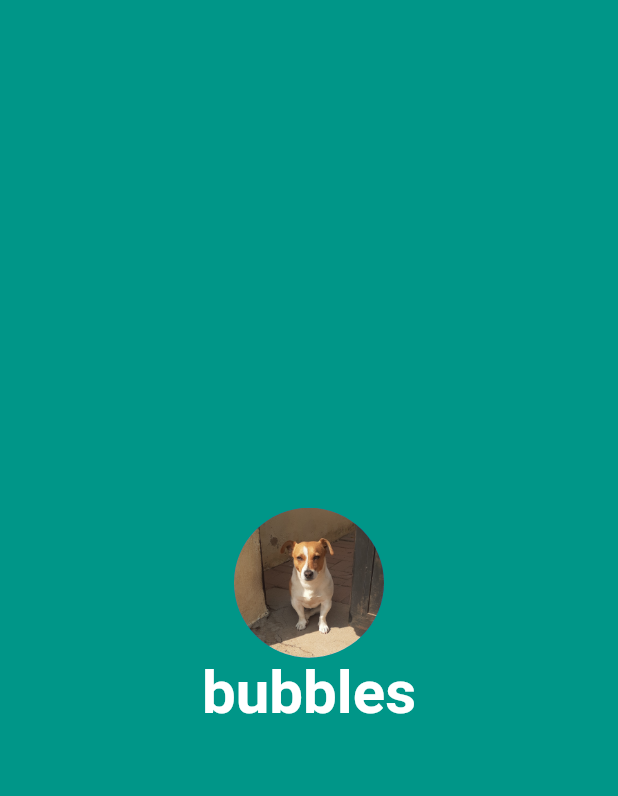
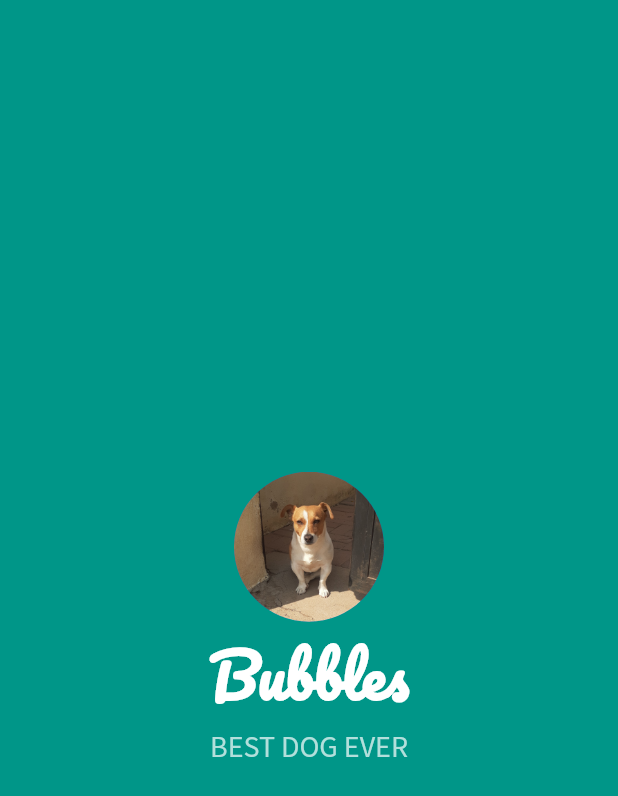
Before and after one commit to TshephangMogotsi/mi_card, a Flutter app: the screen it shows after launch, on a phone screen of 412 x 824 dp. Shown: the top 796 px of the screen. Run offline on Flutter 3.47's test engine with Material 2 defaults, Android fonts, the phone set to English and light mode, and no system bars.

Commit message:
added font files and changed font in the UI

```diff
--- a/lib/main.dart
+++ b/lib/main.dart
@@ -17,19 +17,29 @@ class MyApp extends StatelessWidget {
           child: Center(
             child: Column(
               mainAxisAlignment: MainAxisAlignment.center,
-              children: const [
-                CircleAvatar(
+              children:  [
+                const CircleAvatar(
                   radius: 50.0,
                   backgroundImage: AssetImage("images/best-doggo.jpg"),
                 ),
-                Text(
-                  "bubbles",
+                const Text(
+                  "Bubbles",
                   style: TextStyle(
+                    fontFamily: 'Pacifico',
                     fontSize: 40.0,
                     color: Colors.white,
                     fontWeight: FontWeight.bold
                   ),
-                )
+                ),
+                Text(
+                  "BEST DOG EVER",
+                  style: TextStyle(
+                    fontFamily: 'Source Sans Pro',
+                    fontSize: 20.0,
+                    color: Colors.teal.shade100,
+                    fontWeight: FontWeight.normal
+                  ),
+                ),
               ]
             ),
           ),
```
Also changed, not shown: pubspec.yaml (+9 -12 lines), fonts/Pacifico-Regular.ttf (added), fonts/SourceSansPro-Regular.ttf (added).
